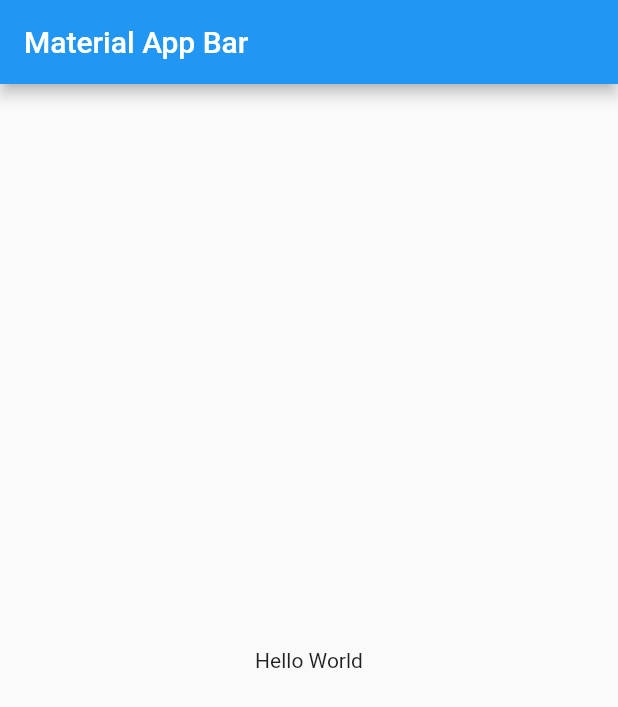
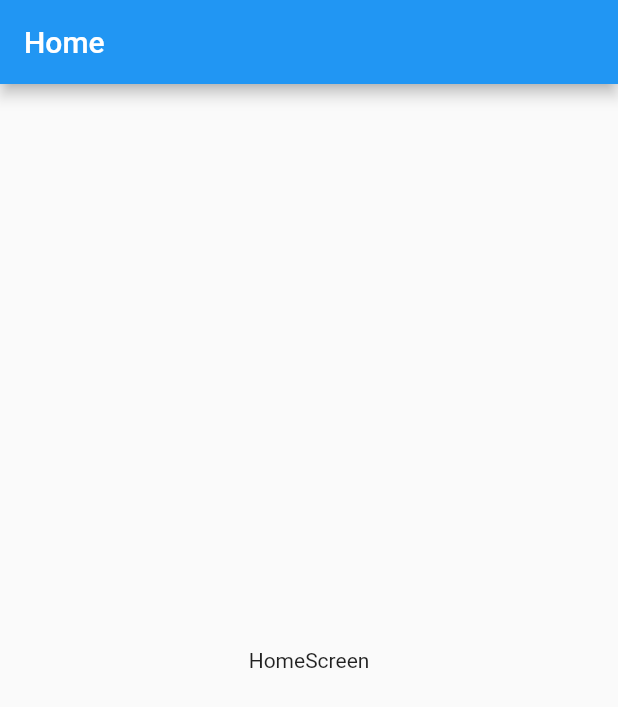
Before and after one commit to aydin-due/preferences_app, a Flutter app: the screen it shows after launch, on a phone screen of 412 x 824 dp. Shown: the top 707 px of the screen. Run offline on Flutter 3.47's test engine with Material 2 defaults, Android fonts, the phone set to English and light mode, and no system bars.

Commit message:
set up screens

```diff
--- a/lib/main.dart
+++ b/lib/main.dart
@@ -1,4 +1,5 @@
 import 'package:flutter/material.dart';
+import 'package:preferences_app/screens/screens.dart';
 
 void main() => runApp(MyApp());
 
@@ -6,17 +7,13 @@ class MyApp extends StatelessWidget {
   @override
   Widget build(BuildContext context) {
     return MaterialApp(
+      debugShowCheckedModeBanner: false,
       title: 'Material App',
-      home: Scaffold(
-        appBar: AppBar(
-          title: Text('Material App Bar'),
-        ),
-        body: Center(
-          child: Container(
-            child: Text('Hello World'),
-          ),
-        ),
-      ),
+      initialRoute: HomeScreen.routeName,
+      routes: {
+        HomeScreen.routeName: (context) => const HomeScreen(),
+        SettingsScreen.routeName: (context) => const SettingsScreen(),
+      },
     );
   }
 }
--- /dev/null
+++ b/lib/screens/home_screen.dart
@@ -0,0 +1,17 @@
+import 'package:flutter/material.dart';
+
+class HomeScreen extends StatelessWidget {
+
+  const HomeScreen({Key? key}) : super(key: key);
+  static const String routeName = 'Home';
+
+  @override
+  Widget build(BuildContext context) {
+    return Scaffold(
+      appBar: AppBar(title: const Text('Home')),
+      body: const Center(
+         child: Text('HomeScreen'),
+      ),
+    );
+  }
+}
--- /dev/null
+++ b/lib/screens/screens.dart
@@ -0,0 +1,2 @@
+export 'package:preferences_app/screens/home_screen.dart';
+export 'package:preferences_app/screens/settings_screen.dart';
```
Also changed, not shown: lib/screens/settings_screen.dart (added, +18 -0 lines).
